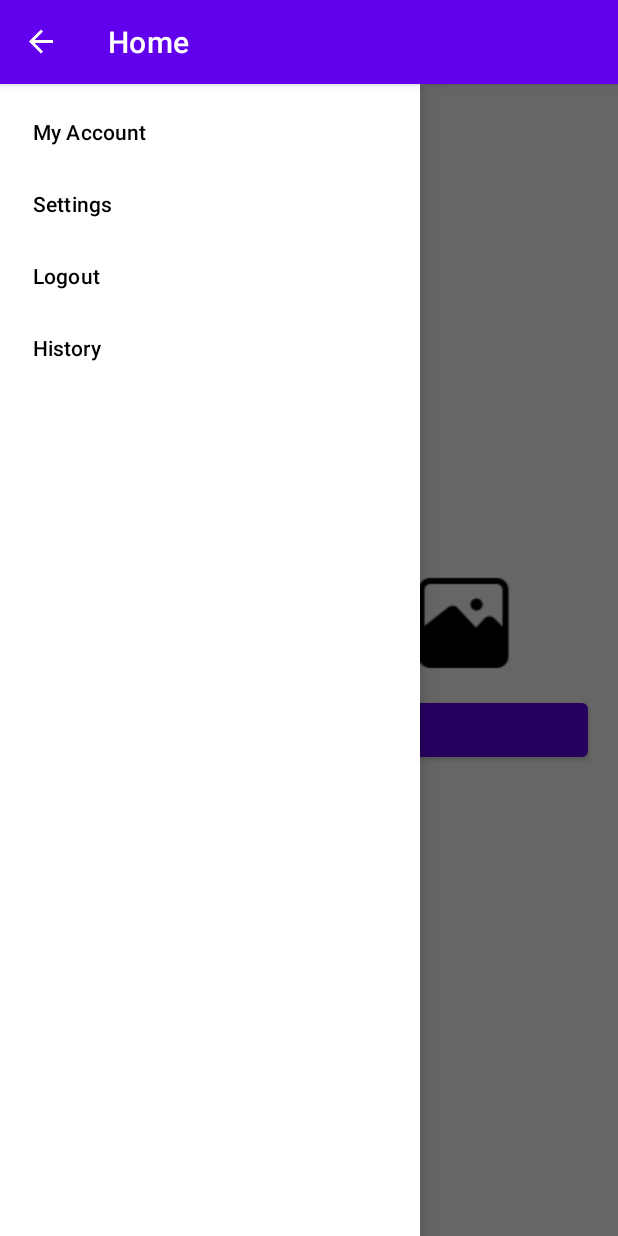
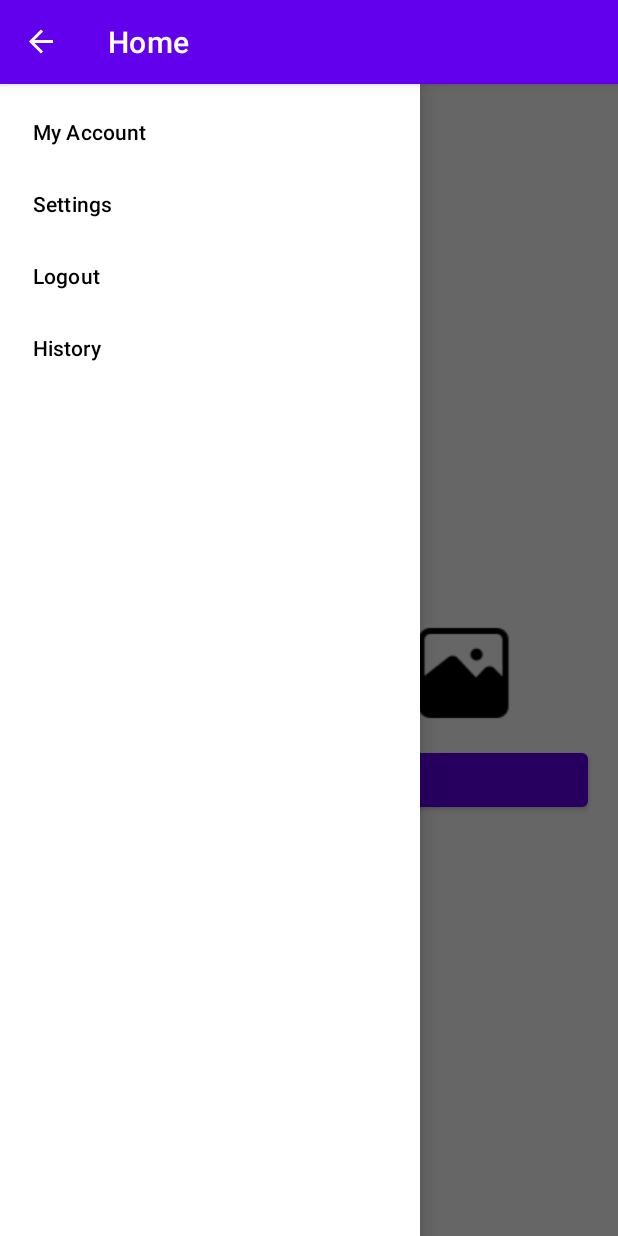
Before and after one commit to Ahmed-hussien90/Equation_Solver, an Android app: the screen it shows after launch (Home), with the side drawer open, on a phone screen of 412 x 824 dp. Run offline under Robolectric (Android 15) with nearby library versions, the phone set to English and light mode, and no system bars; libraries missing offline, so code that uses them is left out: com.googlecode.tesseract, com.theartofdev.edmodo; plain views replace CropImageView; 6 statements that could not run were skipped.

```diff
--- a/app/src/main/res/layout/activity_home.xml
+++ b/app/src/main/res/layout/activity_home.xml
@@ -16,7 +16,7 @@
         <com.theartofdev.edmodo.cropper.CropImageView
             android:id="@+id/cropImageView"
             android:layout_width="wrap_content"
-            android:layout_height="300dp"
+            android:layout_height="500px"
             android:layout_marginTop="12dp"
             android:layout_centerHorizontal="true"
             android:src="@mipmap/ic_launcher" />
```
